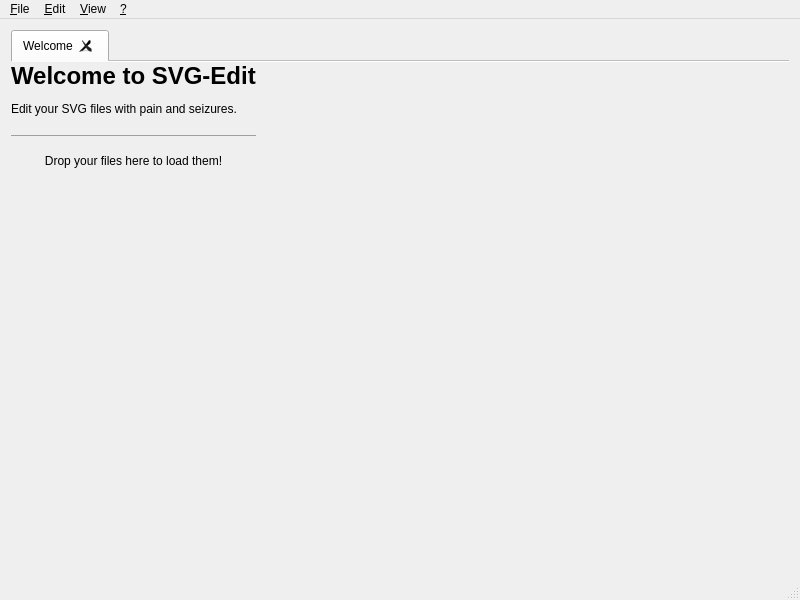
Old version of the form mainwindow.ui in the repository Salami555/uip-ex3-svg-edit.
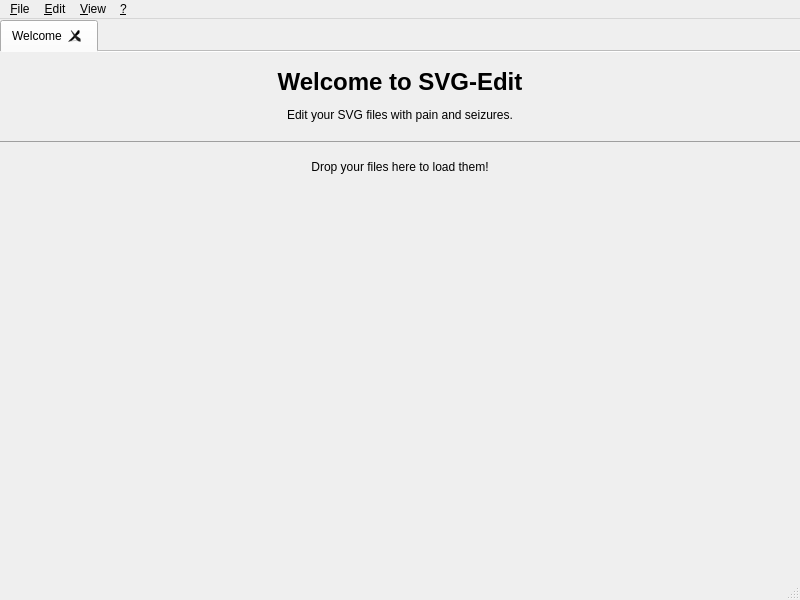
New version of the form.

Commit message: windows theme and tab style fix

Diff of the .ui file:
```diff
--- a/mainwindow.ui
+++ b/mainwindow.ui
@@ -30,6 +30,18 @@
     <bool>false</bool>
    </property>
    <layout class="QHBoxLayout" name="horizontalLayout">
+    <property name="leftMargin">
+     <number>0</number>
+    </property>
+    <property name="topMargin">
+     <number>1</number>
+    </property>
+    <property name="rightMargin">
+     <number>0</number>
+    </property>
+    <property name="bottomMargin">
+     <number>0</number>
+    </property>
     <item>
      <widget class="QTabWidget" name="tabView">
       <property name="currentIndex">
@@ -54,22 +66,47 @@
        <attribute name="title">
         <string>Welcome</string>
        </attribute>
+       <layout class="QVBoxLayout" name="verticalLayout_2">
+        <property name="leftMargin">
+         <number>0</number>
+        </property>
+        <property name="topMargin">
+         <number>16</number>
+        </property>
+        <property name="rightMargin">
+         <number>0</number>
+        </property>
+        <property name="bottomMargin">
+         <number>0</number>
+        </property>
+        <item>
        <widget class="QLabel" name="label">
+          <property name="sizePolicy">
+           <sizepolicy hsizetype="Expanding" vsizetype="Expanding">
+            <horstretch>0</horstretch>
+            <verstretch>0</verstretch>
+           </sizepolicy>
+          </property>
         <property name="text">
          <string>&lt;html&gt;
 &lt;head/&gt;
-&lt;body&gt;
+&lt;body align=&quot;center&quot;&gt;
 &lt;h1&gt;Welcome to SVG-Edit&lt;/h1&gt;
 &lt;p&gt;Edit your SVG files with pain and seizures.&lt;/p&gt;
 &lt;hr/&gt;
-&lt;p align=&quot;center&quot;&gt;Drop your files here to load them!&lt;/p&gt;
+&lt;p&gt;Drop your files here to load them!&lt;/p&gt;
 &lt;/body&gt;
 &lt;/html&gt;</string>
         </property>
         <property name="alignment">
          <set>Qt::AlignLeading|Qt::AlignLeft|Qt::AlignTop</set>
         </property>
-       </widget>
+          <property name="margin">
+           <number>9</number>
+          </property>
+         </widget>
+        </item>
+       </layout>
       </widget>
      </widget>
     </item>
```
Left out of the diff: 2 changed lines with no effect on the pictures. Lines whose indentation alone changed are shown as unchanged. The commit also changes 1 other file.
